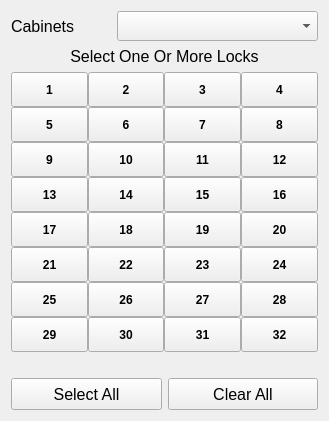
This is Key/lockcabinetwidget.ui in BuzzSiler/keycodebox-key as Qt 5 draws it before an edit. The edited form follows.
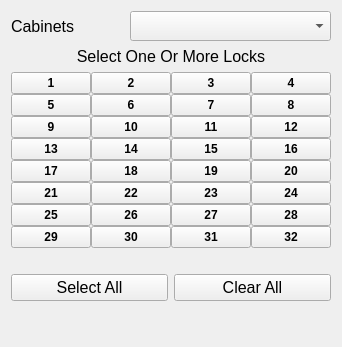
This is the edited form.

The edit to the form file:
```diff
--- a/Key/lockcabinetwidget.ui
+++ b/Key/lockcabinetwidget.ui
@@ -6,16 +6,28 @@
    <rect>
     <x>0</x>
     <y>0</y>
-    <width>329</width>
-    <height>416</height>
+    <width>322</width>
+    <height>347</height>
    </rect>
   </property>
   <property name="sizePolicy">
-   <sizepolicy hsizetype="Minimum" vsizetype="Minimum">
+   <sizepolicy hsizetype="Preferred" vsizetype="Preferred">
     <horstretch>0</horstretch>
     <verstretch>0</verstretch>
    </sizepolicy>
   </property>
+  <property name="minimumSize">
+   <size>
+    <width>0</width>
+    <height>0</height>
+   </size>
+  </property>
+  <property name="maximumSize">
+   <size>
+    <width>16777215</width>
+    <height>16777215</height>
+   </size>
+  </property>
   <property name="windowTitle">
    <string>Form</string>
   </property>
@@ -38,6 +50,9 @@
   <layout class="QVBoxLayout" name="verticalLayout_2">
    <item>
     <layout class="QVBoxLayout" name="vloSelectedCabinet">
+     <property name="sizeConstraint">
+      <enum>QLayout::SetMinimumSize</enum>
+     </property>
      <item>
       <layout class="QHBoxLayout" name="hloSelectedCabinet">
        <item>
@@ -104,10 +119,16 @@
          <property name="enabled">
           <bool>true</bool>
          </property>
+         <property name="sizePolicy">
+          <sizepolicy hsizetype="Preferred" vsizetype="Preferred">
+           <horstretch>0</horstretch>
+           <verstretch>0</verstretch>
+          </sizepolicy>
+         </property>
          <property name="minimumSize">
           <size>
-           <width>35</width>
-           <height>35</height>
+           <width>0</width>
+           <height>0</height>
           </size>
          </property>
          <property name="font">
@@ -126,10 +147,16 @@
        </item>
        <item>
         <widget class="QPushButton" name="pbLock02">
+         <property name="sizePolicy">
+          <sizepolicy hsizetype="Preferred" vsizetype="Preferred">
+           <horstretch>0</horstretch>
+           <verstretch>0</verstretch>
+          </sizepolicy>
+         </property>
          <property name="minimumSize">
           <size>
-           <width>35</width>
-           <height>35</height>
+           <width>0</width>
+           <height>0</height>
           </size>
          </property>
          <property name="font">
@@ -148,10 +175,16 @@
        </item>
        <item>
         <widget class="QPushButton" name="pbLock03">
+         <property name="sizePolicy">
+          <sizepolicy hsizetype="Preferred" vsizetype="Preferred">
+           <horstretch>0</horstretch>
+           <verstretch>0</verstretch>
+          </sizepolicy>
+         </property>
          <property name="minimumSize">
           <size>
-           <width>35</width>
-           <height>35</height>
+           <width>0</width>
+           <height>0</height>
           </size>
          </property>
          <property name="font">
@@ -170,10 +203,16 @@
        </item>
        <item>
         <widget class="QPushButton" name="pbLock04">
+         <property name="sizePolicy">
+          <sizepolicy hsizetype="Preferred" vsizetype="Preferred">
+           <horstretch>0</horstretch>
+           <verstretch>0</verstretch>
+          </sizepolicy>
+         </property>
          <property name="minimumSize">
           <size>
-           <width>35</width>
-           <height>35</height>
+           <width>0</width>
+           <height>0</height>
           </size>
          </property>
          <property name="font">
@@ -199,10 +238,16 @@
        </property>
        <item>
         <widget class="QPushButton" name="pbLock05">
+         <property name="sizePolicy">
+          <sizepolicy hsizetype="Preferred" vsizetype="Preferred">
+           <horstretch>0</horstretch>
+           <verstretch>0</verstretch>
+          </sizepolicy>
+         </property>
          <property name="minimumSize">
           <size>
-           <width>35</width>
-           <height>35</height>
+           <width>0</width>
+           <height>0</height>
           </size>
          </property>
          <property name="font">
@@ -221,10 +266,16 @@
        </item>
        <item>
         <widget class="QPushButton" name="pbLock06">
+         <property name="sizePolicy">
+          <sizepolicy hsizetype="Preferred" vsizetype="Preferred">
+           <horstretch>0</horstretch>
+           <verstretch>0</verstretch>
+          </sizepolicy>
+         </property>
          <property name="minimumSize">
           <size>
-           <width>35</width>
-           <height>35</height>
+           <width>0</width>
+           <height>0</height>
           </size>
          </property>
          <property name="font">
@@ -243,10 +294,16 @@
        </item>
        <item>
         <widget class="QPushButton" name="pbLock07">
+         <property name="sizePolicy">
+          <sizepolicy hsizetype="Preferred" vsizetype="Preferred">
+           <horstretch>0</horstretch>
+           <verstretch>0</verstretch>
+          </sizepolicy>
+         </property>
          <property name="minimumSize">
           <size>
-           <width>35</width>
-           <height>35</height>
+           <width>0</width>
+           <height>0</height>
           </size>
          </property>
          <property name="font">
@@ -265,10 +322,16 @@
        </item>
        <item>
         <widget class="QPushButton" name="pbLock08">
+         <property name="sizePolicy">
+          <sizepolicy hsizetype="Preferred" vsizetype="Preferred">
+           <horstretch>0</horstretch>
+           <verstretch>0</verstretch>
+          </sizepolicy>
+         </property>
          <property name="minimumSize">
           <size>
-           <width>35</width>
-           <height>35</height>
+           <width>0</width>
+           <height>0</height>
           </size>
          </property>
          <property name="font">
@@ -294,10 +357,16 @@
        </property>
        <item>
         <widget class="QPushButton" name="pbLock09">
+         <property name="sizePolicy">
+          <sizepolicy hsizetype="Preferred" vsizetype="Preferred">
+           <horstretch>0</horstretch>
+           <verstretch>0</verstretch>
+          </sizepolicy>
+         </property>
          <property name="minimumSize">
           <size>
-           <width>35</width>
-           <height>35</height>
+           <width>0</width>
+           <height>0</height>
           </size>
          </property>
          <property name="font">
@@ -316,10 +385,16 @@
        </item>
        <item>
         <widget class="QPushButton" name="pbLock10">
+         <property name="sizePolicy">
+          <sizepolicy hsizetype="Preferred" vsizetype="Preferred">
+           <horstretch>0</horstretch>
+           <verstretch>0</verstretch>
+          </sizepolicy>
+         </property>
          <property name="minimumSize">
           <size>
-           <width>35</width>
-           <height>35</height>
+           <width>0</width>
+           <height>0</height>
           </size>
          </property>
          <property name="font">
@@ -338,10 +413,16 @@
        </item>
        <item>
         <widget class="QPushButton" name="pbLock11">
+         <property name="sizePolicy">
+          <sizepolicy hsizetype="Preferred" vsizetype="Preferred">
+           <horstretch>0</horstretch>
+           <verstretch>0</verstretch>
+          </sizepolicy>
+         </property>
          <property name="minimumSize">
           <size>
-           <width>35</width>
-           <height>35</height>
+           <width>0</width>
+           <height>0</height>
           </size>
          </property>
          <property name="font">
@@ -360,10 +441,16 @@
        </item>
        <item>
         <widget class="QPushButton" name="pbLock12">
+         <property name="sizePolicy">
+          <sizepolicy hsizetype="Preferred" vsizetype="Preferred">
+           <horstretch>0</horstretch>
+           <verstretch>0</verstretch>
+          </sizepolicy>
+         </property>
          <property name="minimumSize">
           <size>
-           <width>35</width>
-           <height>35</height>
+           <width>0</width>
+           <height>0</height>
           </size>
          </property>
          <property name="font">
@@ -389,10 +476,16 @@
        </property>
        <item>
         <widget class="QPushButton" name="pbLock13">
+         <property name="sizePolicy">
+          <sizepolicy hsizetype="Preferred" vsizetype="Preferred">
+           <horstretch>0</horstretch>
+           <verstretch>0</verstretch>
+          </sizepolicy>
+         </property>
          <property name="minimumSize">
           <size>
-           <width>35</width>
-           <height>35</height>
+           <width>0</width>
+           <height>0</height>
           </size>
          </property>
          <property name="font">
@@ -411,10 +504,16 @@
        </item>
        <item>
         <widget class="QPushButton" name="pbLock14">
+         <property name="sizePolicy">
+          <sizepolicy hsizetype="Preferred" vsizetype="Preferred">
+           <horstretch>0</horstretch>
+           <verstretch>0</verstretch>
+          </sizepolicy>
+         </property>
          <property name="minimumSize">
           <size>
-           <width>35</width>
-           <height>35</height>
+           <width>0</width>
+           <height>0</height>
           </size>
          </property>
          <property name="font">
@@ -433,10 +532,16 @@
        </item>
        <item>
         <widget class="QPushButton" name="pbLock15">
+         <property name="sizePolicy">
+          <sizepolicy hsizetype="Preferred" vsizetype="Preferred">
+           <horstretch>0</horstretch>
+           <verstretch>0</verstretch>
+          </sizepolicy>
+         </property>
          <property name="minimumSize">
           <size>
-           <width>35</width>
-           <height>35</height>
+           <width>0</width>
+           <height>0</height>
           </size>
          </property>
          <property name="font">
@@ -455,10 +560,16 @@
        </item>
        <item>
         <widget class="QPushButton" name="pbLock16">
+         <property name="sizePolicy">
+          <sizepolicy hsizetype="Preferred" vsizetype="Preferred">
+           <horstretch>0</horstretch>
+           <verstretch>0</verstretch>
+          </sizepolicy>
+         </property>
          <property name="minimumSize">
           <size>
-           <width>35</width>
-           <height>35</height>
+           <width>0</width>
+           <height>0</height>
           </size>
          </property>
          <property name="font">
@@ -484,10 +595,16 @@
        </property>
        <item>
         <widget class="QPushButton" name="pbLock17">
+         <property name="sizePolicy">
+          <sizepolicy hsizetype="Preferred" vsizetype="Preferred">
+           <horstretch>0</horstretch>
+           <verstretch>0</verstretch>
+          </sizepolicy>
+         </property>
          <property name="minimumSize">
           <size>
-           <width>35</width>
-           <height>35</height>
+           <width>0</width>
+           <height>0</height>
           </size>
          </property>
          <property name="font">
@@ -506,10 +623,16 @@
        </item>
        <item>
         <widget class="QPushButton" name="pbLock18">
+         <property name="sizePolicy">
+          <sizepolicy hsizetype="Preferred" vsizetype="Preferred">
+           <horstretch>0</horstretch>
+           <verstretch>0</verstretch>
+          </sizepolicy>
+         </property>
          <property name="minimumSize">
           <size>
-           <width>35</width>
-           <height>35</height>
+           <width>0</width>
+           <height>0</height>
           </size>
          </property>
          <property name="font">
@@ -528,10 +651,16 @@
        </item>
        <item>
         <widget class="QPushButton" name="pbLock19">
+         <property name="sizePolicy">
+          <sizepolicy hsizetype="Preferred" vsizetype="Preferred">
+           <horstretch>0</horstretch>
+           <verstretch>0</verstretch>
+          </sizepolicy>
+         </property>
          <property name="minimumSize">
           <size>
-           <width>35</width>
-           <height>35</height>
+           <width>0</width>
+           <height>0</height>
           </size>
          </property>
          <property name="font">
@@ -550,10 +679,16 @@
        </item>
        <item>
         <widget class="QPushButton" name="pbLock20">
+         <property name="sizePolicy">
+          <sizepolicy hsizetype="Preferred" vsizetype="Preferred">
+           <horstretch>0</horstretch>
+           <verstretch>0</verstretch>
+          </sizepolicy>
+         </property>
          <property name="minimumSize">
           <size>
-           <width>35</width>
-           <height>35</height>
+           <width>0</width>
+           <height>0</height>
           </size>
          </property>
          <property name="font">
@@ -579,10 +714,16 @@
        </property>
        <item>
         <widget class="QPushButton" name="pbLock21">
+         <property name="sizePolicy">
+          <sizepolicy hsizetype="Preferred" vsizetype="Preferred">
+           <horstretch>0</horstretch>
+           <verstretch>0</verstretch>
+          </sizepolicy>
+         </property>
          <property name="minimumSize">
           <size>
-           <width>35</width>
-           <height>35</height>
+           <width>0</width>
+           <height>0</height>
           </size>
          </property>
          <property name="font">
@@ -601,10 +742,16 @@
        </item>
        <item>
         <widget class="QPushButton" name="pbLock22">
+         <property name="sizePolicy">
+          <sizepolicy hsizetype="Preferred" vsizetype="Preferred">
+           <horstretch>0</horstretch>
+           <verstretch>0</verstretch>
+          </sizepolicy>
+         </property>
          <property name="minimumSize">
           <size>
-           <width>35</width>
-           <height>35</height>
+           <width>0</width>
+           <height>0</height>
           </size>
          </property>
          <property name="font">
@@ -623,10 +770,16 @@
        </item>
        <item>
         <widget class="QPushButton" name="pbLock23">
+         <property name="sizePolicy">
+          <sizepolicy hsizetype="Preferred" vsizetype="Preferred">
+           <horstretch>0</horstretch>
+           <verstretch>0</verstretch>
+          </sizepolicy>
+         </property>
          <property name="minimumSize">
           <size>
-           <width>35</width>
-           <height>35</height>
+           <width>0</width>
+           <height>0</height>
           </size>
          </property>
          <property name="font">
@@ -645,10 +798,16 @@
        </item>
        <item>
         <widget class="QPushButton" name="pbLock24">
+         <property name="sizePolicy">
+          <sizepolicy hsizetype="Preferred" vsizetype="Preferred">
+           <horstretch>0</horstretch>
+           <verstretch>0</verstretch>
+          </sizepolicy>
+         </property>
          <property name="minimumSize">
           <size>
-           <width>35</width>
-           <height>35</height>
+           <width>0</width>
+           <height>0</height>
           </size>
          </property>
          <property name="font">
@@ -674,10 +833,16 @@
        </property>
        <item>
         <widget class="QPushButton" name="pbLock25">
+         <property name="sizePolicy">
+          <sizepolicy hsizetype="Preferred" vsizetype="Preferred">
+           <horstretch>0</horstretch>
+           <verstretch>0</verstretch>
+          </sizepolicy>
+         </property>
          <property name="minimumSize">
           <size>
-           <width>35</width>
-           <height>35</height>
+           <width>0</width>
+           <height>0</height>
           </size>
          </property>
          <property name="font">
@@ -696,10 +861,16 @@
        </item>
        <item>
         <widget class="QPushButton" name="pbLock26">
+         <property name="sizePolicy">
+          <sizepolicy hsizetype="Preferred" vsizetype="Preferred">
+           <horstretch>0</horstretch>
+           <verstretch>0</verstretch>
+          </sizepolicy>
+         </property>
          <property name="minimumSize">
           <size>
-           <width>35</width>
-           <height>35</height>
+           <width>0</width>
+           <height>0</height>
           </size>
          </property>
          <property name="font">
@@ -718,10 +889,16 @@
        </item>
        <item>
         <widget class="QPushButton" name="pbLock27">
+         <property name="sizePolicy">
+          <sizepolicy hsizetype="Preferred" vsizetype="Preferred">
+           <horstretch>0</horstretch>
+           <verstretch>0</verstretch>
+          </sizepolicy>
+         </property>
          <property name="minimumSize">
           <size>
-           <width>35</width>
-           <height>35</height>
+           <width>0</width>
+           <height>0</height>
           </size>
          </property>
          <property name="font">
@@ -740,10 +917,16 @@
        </item>
        <item>
         <widget class="QPushButton" name="pbLock28">
+         <property name="sizePolicy">
+          <sizepolicy hsizetype="Preferred" vsizetype="Preferred">
+           <horstretch>0</horstretch>
+           <verstretch>0</verstretch>
+          </sizepolicy>
+         </property>
          <property name="minimumSize">
           <size>
-           <width>35</width>
-           <height>35</height>
+           <width>0</width>
+           <height>0</height>
           </size>
          </property>
          <property name="font">
@@ -769,10 +952,16 @@
        </property>
        <item>
         <widget class="QPushButton" name="pbLock29">
+         <property name="sizePolicy">
+          <sizepolicy hsizetype="Preferred" vsizetype="Preferred">
+           <horstretch>0</horstretch>
+           <verstretch>0</verstretch>
+          </sizepolicy>
+         </property>
          <property name="minimumSize">
           <size>
-           <width>35</width>
-           <height>35</height>
+           <width>0</width>
+           <height>0</height>
           </size>
          </property>
          <property name="font">
@@ -794,10 +983,16 @@
        </item>
        <item>
         <widget class="QPushButton" name="pbLock30">
+         <property name="sizePolicy">
+          <sizepolicy hsizetype="Preferred" vsizetype="Preferred">
+           <horstretch>0</horstretch>
+           <verstretch>0</verstretch>
+          </sizepolicy>
+         </property>
          <property name="minimumSize">
           <size>
-           <width>35</width>
-           <height>35</height>
+           <width>0</width>
+           <height>0</height>
           </size>
          </property>
          <property name="font">
@@ -816,10 +1011,16 @@
        </item>
        <item>
         <widget class="QPushButton" name="pbLock31">
+         <property name="sizePolicy">
+          <sizepolicy hsizetype="Preferred" vsizetype="Preferred">
+           <horstretch>0</horstretch>
+           <verstretch>0</verstretch>
+          </sizepolicy>
+         </property>
          <property name="minimumSize">
           <size>
-           <width>35</width>
-           <height>35</height>
+           <width>0</width>
+           <height>0</height>
           </size>
          </property>
          <property name="font">
@@ -841,10 +1042,16 @@
          <property name="enabled">
           <bool>true</bool>
          </property>
+         <property name="sizePolicy">
+          <sizepolicy hsizetype="Preferred" vsizetype="Preferred">
+           <horstretch>0</horstretch>
+           <verstretch>0</verstretch>
+          </sizepolicy>
+         </property>
          <property name="minimumSize">
           <size>
-           <width>35</width>
-           <height>35</height>
+           <width>0</width>
+           <height>0</height>
           </size>
          </property>
          <property name="font">
@@ -878,10 +1085,16 @@
       <layout class="QHBoxLayout" name="horizontalLayout">
        <item>
         <widget class="QPushButton" name="pbSelectAll">
+         <property name="sizePolicy">
+          <sizepolicy hsizetype="Preferred" vsizetype="Preferred">
+           <horstretch>0</horstretch>
+           <verstretch>0</verstretch>
+          </sizepolicy>
+         </property>
          <property name="minimumSize">
           <size>
            <width>0</width>
-           <height>32</height>
+           <height>0</height>
           </size>
          </property>
          <property name="font">
@@ -896,10 +1109,16 @@
        </item>
        <item>
         <widget class="QPushButton" name="pbClearAll">
+         <property name="sizePolicy">
+          <sizepolicy hsizetype="Preferred" vsizetype="Preferred">
+           <horstretch>0</horstretch>
+           <verstretch>0</verstretch>
+          </sizepolicy>
+         </property>
          <property name="minimumSize">
           <size>
            <width>0</width>
-           <height>32</height>
+           <height>0</height>
           </size>
          </property>
          <property name="font">
@@ -914,6 +1133,19 @@
        </item>
       </layout>
      </item>
+     <item>
+      <spacer name="verticalSpacer">
+       <property name="orientation">
+        <enum>Qt::Vertical</enum>
+       </property>
+       <property name="sizeHint" stdset="0">
+        <size>
+         <width>20</width>
+         <height>40</height>
+        </size>
+       </property>
+      </spacer>
+     </item>
     </layout>
    </item>
   </layout>
```
